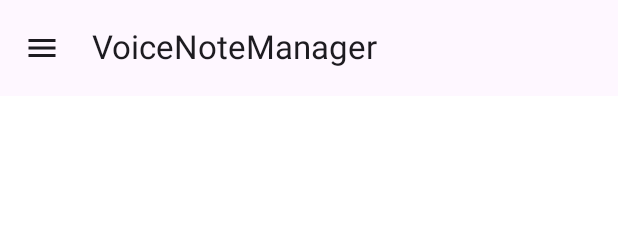
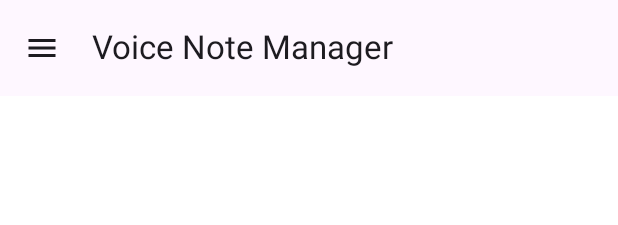
Before and after one commit to zhrakazemi/VoiceNoteManager, an Android app built with Jetpack Compose: the @Preview function PreviewApp, on a phone screen of 412 x 824 dp. Shown: the top 225 px of the screen. Run offline under Robolectric (Android 15) with nearby library versions, the phone set to English and light mode, and no system bars.

Commit message:
change app name

```diff
--- a/app/src/main/res/values/strings.xml
+++ b/app/src/main/res/values/strings.xml
@@ -1,3 +1,3 @@
 <resources>
-    <string name="app_name">VoiceNoteManager</string>
+    <string name="app_name">Voice Note Manager</string>
 </resources>
```
